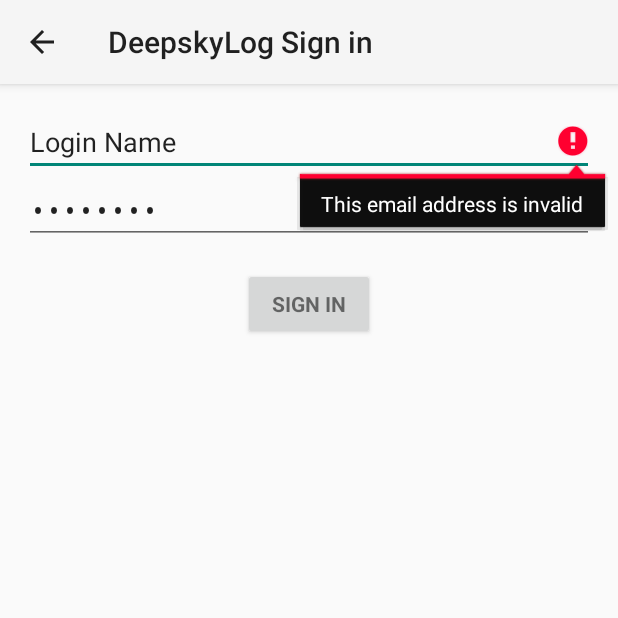
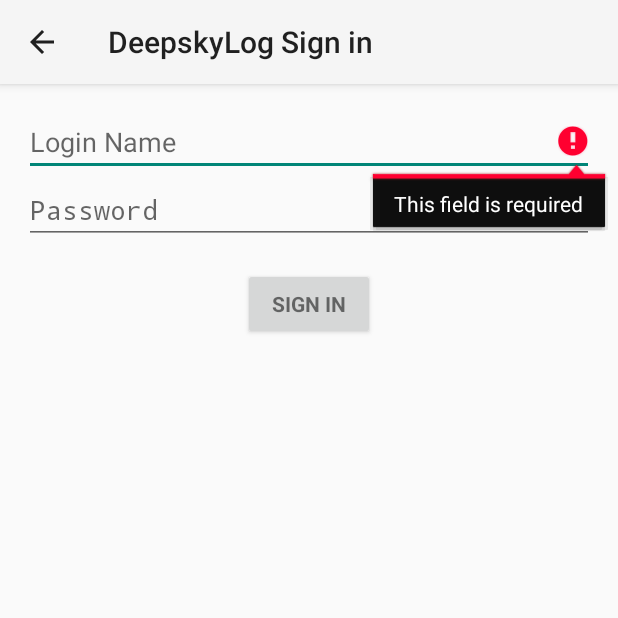
Before and after one commit to WimDeMeester/Vela, an Android app: the DeepskyLogLoginActivity screen opened directly, with no data from a screen before it, after a tap on "SIGN IN", on a phone screen of 412 x 824 dp, the top half of it. Run offline under Robolectric (Android 15) with nearby library versions, the phone set to English and light mode, and no system bars.

Commit message:
Change fields of Login screen to only show hint.

```diff
--- a/app/src/main/java/org/deepskylog/vela/DeepskyLogLoginActivity.java
+++ b/app/src/main/java/org/deepskylog/vela/DeepskyLogLoginActivity.java
@@ -10,7 +10,6 @@
 import android.database.Cursor;
 import android.net.Uri;
 import android.os.AsyncTask;
-
 import android.os.Build;
 import android.os.Bundle;
 import android.provider.ContactsContract;
@@ -19,7 +18,6 @@
 import android.view.View;
 import android.view.View.OnClickListener;
 import android.view.inputmethod.EditorInfo;
-import android.widget.AutoCompleteTextView;
 import android.widget.Button;
 import android.widget.EditText;
 import android.widget.TextView;
@@ -36,19 +34,12 @@
 public class DeepskyLogLoginActivity extends Activity implements LoaderCallbacks<Cursor> {
 
     /**
-     * A dummy authentication store containing known user names and passwords.
-     * TODO: remove after connecting to a real authentication system.
-     */
-    private static final String[] DUMMY_CREDENTIALS = new String[]{
-            "foo@example.com:hello", "bar@example.com:world"
-    };
-    /**
      * Keep track of the login task to ensure we can cancel it if requested.
      */
     private UserLoginTask mAuthTask = null;
 
     // UI references.
-    private AutoCompleteTextView mEmailView;
+    private EditText mDeepskyLogIdView;
     private EditText mPasswordView;
     private View mProgressView;
     private View mLoginFormView;
@@ -60,8 +51,7 @@
         setupActionBar();
 
         // Set up the login form.
-        mEmailView = (AutoCompleteTextView) findViewById(R.id.DeepskyLogId);
-        populateAutoComplete();
+        mDeepskyLogIdView = (EditText) findViewById(R.id.DeepskyLogId);
 
         mPasswordView = (EditText) findViewById(R.id.password);
         mPasswordView.setOnEditorActionListener(new TextView.OnEditorActionListener() {
@@ -113,11 +103,11 @@
         }
 
         // Reset errors.
-        mEmailView.setError(null);
+        mDeepskyLogIdView.setError(null);
         mPasswordView.setError(null);
 
         // Store values at the time of the login attempt.
-        String email = mEmailView.getText().toString();
+        String email = mDeepskyLogIdView.getText().toString();
         String password = mPasswordView.getText().toString();
 
         boolean cancel = false;
@@ -133,12 +123,12 @@
 
         // Check for a valid email address.
         if (TextUtils.isEmpty(email)) {
-            mEmailView.setError(getString(R.string.error_field_required));
-            focusView = mEmailView;
+            mDeepskyLogIdView.setError(getString(R.string.error_field_required));
+            focusView = mDeepskyLogIdView;
             cancel = true;
         } else if (!isEmailValid(email)) {
-            mEmailView.setError(getString(R.string.error_invalid_email));
-            focusView = mEmailView;
+            mDeepskyLogIdView.setError(getString(R.string.error_invalid_email));
+            focusView = mDeepskyLogIdView;
             cancel = true;
         }
 
@@ -269,6 +259,7 @@
                 return false;
             }
 
+/*
             for (String credential : DUMMY_CREDENTIALS) {
                 String[] pieces = credential.split(":");
                 if (pieces[0].equals(mEmail)) {
@@ -276,6 +267,7 @@
                     return pieces[1].equals(mPassword);
                 }
             }
+*/
 
             // TODO: register the new account here.
             return true;
--- a/app/src/main/res/layout/activity_deepskylog_login.xml
+++ b/app/src/main/res/layout/activity_deepskylog_login.xml
@@ -1,46 +1,68 @@
 <LinearLayout xmlns:android="http://schemas.android.com/apk/res/android"
-    xmlns:tools="http://schemas.android.com/tools" android:layout_width="match_parent"
-    android:layout_height="match_parent" android:gravity="center_horizontal"
-    android:orientation="vertical" android:paddingBottom="@dimen/activity_vertical_margin"
+    xmlns:tools="http://schemas.android.com/tools"
+    android:layout_width="match_parent"
+    android:layout_height="match_parent"
+    android:gravity="center_horizontal"
+    android:orientation="vertical"
+    android:paddingBottom="@dimen/activity_vertical_margin"
     android:paddingLeft="@dimen/activity_horizontal_margin"
     android:paddingRight="@dimen/activity_horizontal_margin"
     android:paddingTop="@dimen/activity_vertical_margin"
     tools:context="org.deepskylog.vela.DeepskyLogLoginActivity">
 
     <!-- Login progress -->
-    <ProgressBar android:id="@+id/login_progress" style="?android:attr/progressBarStyleLarge"
-        android:layout_width="wrap_content" android:layout_height="wrap_content"
-        android:layout_marginBottom="8dp" android:visibility="gone" />
+    <ProgressBar
+        android:id="@+id/login_progress"
+        style="?android:attr/progressBarStyleLarge"
+        android:layout_width="wrap_content"
+        android:layout_height="wrap_content"
+        android:layout_marginBottom="8dp"
+        android:visibility="gone" />
 
-    <ScrollView android:id="@+id/login_form" android:layout_width="match_parent"
+    <ScrollView
+        android:id="@+id/login_form"
+        android:layout_width="match_parent"
         android:layout_height="match_parent">
 
-        <LinearLayout android:id="@+id/email_login_form" android:layout_width="match_parent"
-            android:layout_height="wrap_content" android:orientation="vertical">
+        <LinearLayout
+            android:id="@+id/email_login_form"
+            android:layout_width="match_parent"
+            android:layout_height="wrap_content"
+            android:orientation="vertical">
 
             <Space
                 android:layout_width="match_parent"
                 android:layout_height="wrap_content" />
 
-            <AutoCompleteTextView android:id="@+id/DeepskyLogId" android:layout_width="match_parent"
-                android:layout_height="wrap_content" android:hint="@string/prompt_login"
-                android:inputType="textEmailAddress" android:maxLines="1"
-                android:singleLine="true"
-                android:text="@string/prompt_login" />
+            <EditText
+                android:id="@+id/DeepskyLogId"
+                android:layout_width="match_parent"
+                android:layout_height="wrap_content"
+                android:hint="@string/prompt_login"
+                android:maxLines="1"
+                android:singleLine="true" />
 
-            <EditText android:id="@+id/password" android:layout_width="match_parent"
-                android:layout_height="wrap_content" android:hint="@string/prompt_password"
+            <EditText
+                android:id="@+id/password"
+                android:layout_width="match_parent"
+                android:layout_height="wrap_content"
+                android:hint="@string/prompt_password"
                 android:imeActionId="@+id/DeepskyLogId"
                 android:imeActionLabel="@string/action_sign_in_short"
-                android:imeOptions="actionUnspecified" android:inputType="textPassword"
-                android:maxLines="1" android:singleLine="true"
-                android:text="@string/prompt_password" />
+                android:imeOptions="actionUnspecified"
+                android:inputType="textPassword"
+                android:maxLines="1"
+                android:singleLine="true" />
 
-            <Button android:id="@+id/email_sign_in_button" style="?android:textAppearanceSmall"
-                android:layout_width="wrap_content" android:layout_height="wrap_content"
-                android:layout_marginTop="16dp" android:text="@string/action_sign_in"
-                android:textStyle="bold"
-                android:layout_gravity="center_horizontal" />
+            <Button
+                android:id="@+id/email_sign_in_button"
+                style="?android:textAppearanceSmall"
+                android:layout_width="wrap_content"
+                android:layout_height="wrap_content"
+                android:layout_gravity="center_horizontal"
+                android:layout_marginTop="16dp"
+                android:text="@string/action_sign_in"
+                android:textStyle="bold" />
 
         </LinearLayout>
     </ScrollView>
--- a/app/src/main/res/xml/pref_connection.xml
+++ b/app/src/main/res/xml/pref_connection.xml
@@ -2,11 +2,11 @@
 
     <Preference android:title="@string/pref_title_deepskylog_settings">
         <intent
-            android:targetPackage="org.deepskylog.vela"
-            android:targetClass="org.deepskylog.vela.DeepskyLogLoginActivity" />
+            android:targetClass="org.deepskylog.vela.DeepskyLogLoginActivity"
+            android:targetPackage="org.deepskylog.vela" />
     </Preference>
 
-<!--
+    <!--
     <Preference android:title="@string/pref_title_bluetooth_settings">
         <intent
             android:targetPackage="org.deepskylog.vela"
```
